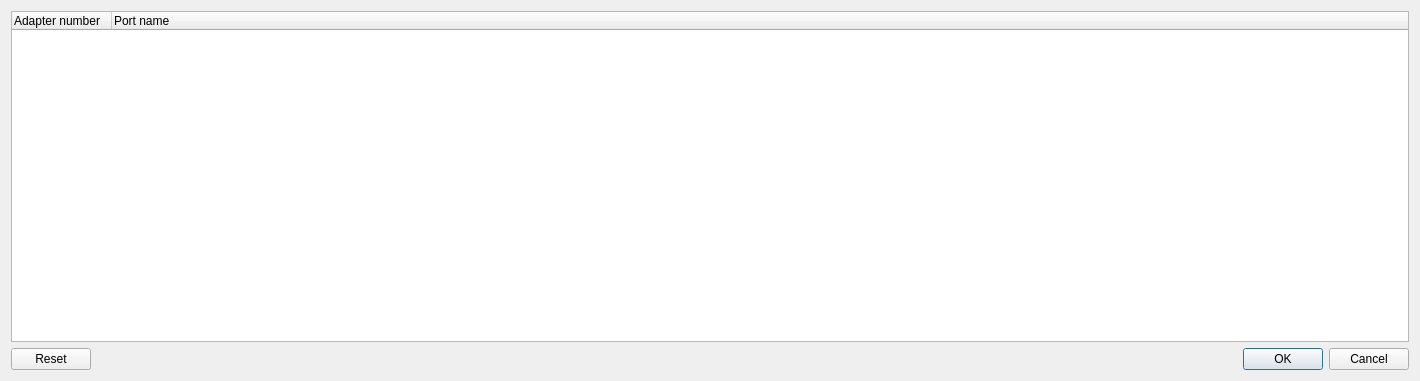
This is gns3/ui/custom_adapters_configuration_dialog.ui in GNS3/gns3-gui as Qt 5 draws it before an edit. The edited form follows.
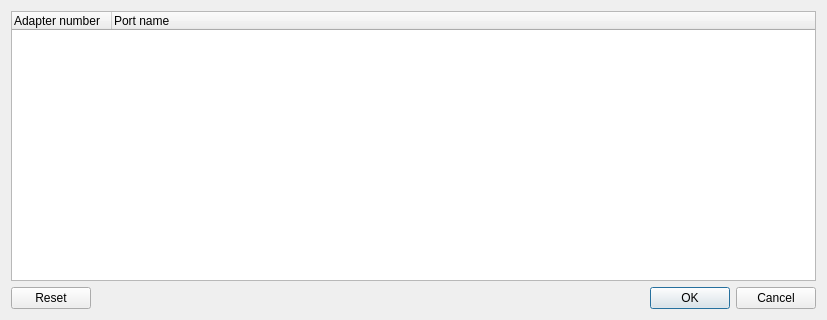
This is the edited form.

Commit message: Change size of custom adapters configuration dialog. Ref #2467.

```diff
--- a/gns3/ui/custom_adapters_configuration_dialog.ui
+++ b/gns3/ui/custom_adapters_configuration_dialog.ui
@@ -6,8 +6,8 @@
    <rect>
     <x>0</x>
     <y>0</y>
-    <width>1420</width>
-    <height>381</height>
+    <width>827</width>
+    <height>320</height>
    </rect>
   </property>
   <property name="windowTitle">
```
The commit also changes 1 other file.
